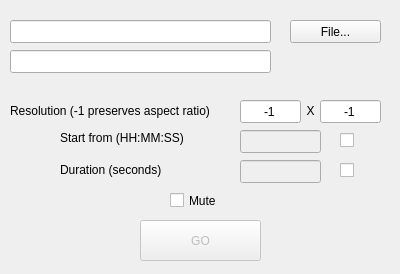
Before: the Qt Designer form webmqt/mainwindow.ui in nahwar/webmc, drawn with Qt 5.
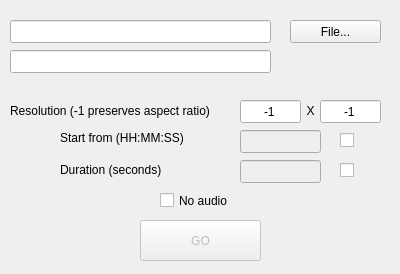
After: the same form once the commit is applied.

```diff
--- a/webmqt/mainwindow.ui
+++ b/webmqt/mainwindow.ui
@@ -98,14 +98,14 @@
    <widget class="QCheckBox" name="mutebox">
     <property name="geometry">
      <rect>
-      <x>170</x>
+      <x>160</x>
       <y>190</y>
-      <width>51</width>
+      <width>151</width>
       <height>21</height>
      </rect>
     </property>
     <property name="text">
-     <string>Mute</string>
+     <string>No audio</string>
     </property>
     <property name="checkable">
      <bool>true</bool>
```
